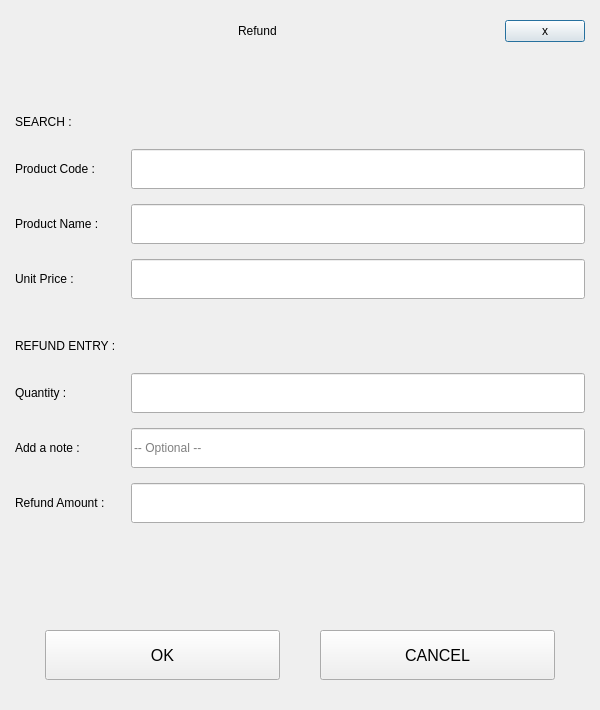
First picture: the form in Project/ui/refund.ui, repository Selvam-T/POS, before the edit.
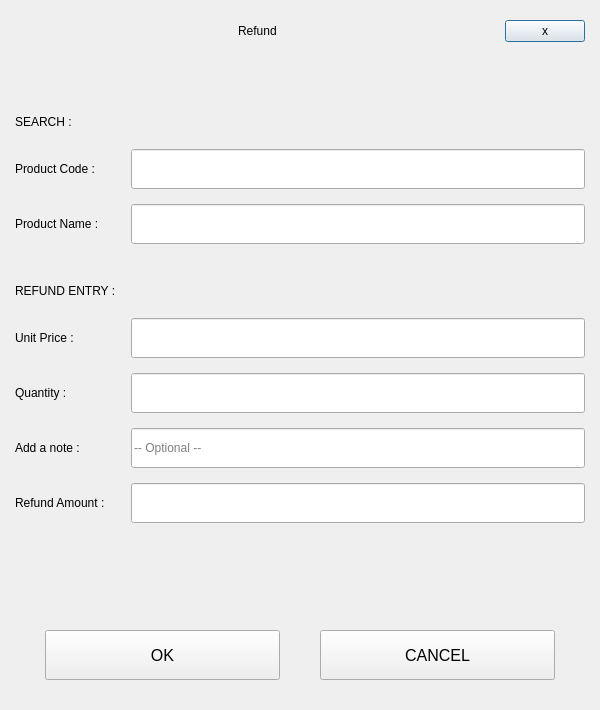
Second picture: the form after the edit.

Commit message: product_menu CATEGORY TAB testing completed, issues fixed

Patch:
```diff
--- a/Project/ui/refund.ui
+++ b/Project/ui/refund.ui
@@ -145,7 +145,7 @@
        </property>
       </widget>
      </item>
-     <item row="7" column="0">
+     <item row="6" column="0">
       <spacer name="verticalSpacer_8">
        <property name="orientation">
         <enum>Qt::Vertical</enum>
@@ -171,7 +171,7 @@
        </property>
       </widget>
      </item>
-     <item row="5" column="1">
+     <item row="4" column="1">
       <spacer name="verticalSpacer_6">
        <property name="orientation">
         <enum>Qt::Vertical</enum>
@@ -261,7 +261,7 @@
        </property>
       </widget>
      </item>
-     <item row="5" column="0">
+     <item row="4" column="0">
       <spacer name="verticalSpacer_7">
        <property name="orientation">
         <enum>Qt::Vertical</enum>
@@ -277,7 +277,7 @@
        </property>
       </spacer>
      </item>
-     <item row="7" column="1">
+     <item row="6" column="1">
       <spacer name="verticalSpacer_9">
        <property name="orientation">
         <enum>Qt::Vertical</enum>
@@ -351,14 +351,14 @@
        </property>
       </widget>
      </item>
-     <item row="4" column="0">
+     <item row="7" column="0">
       <widget class="QLabel" name="refundPriceFieldLbl">
        <property name="text">
         <string>Unit Price :</string>
        </property>
       </widget>
      </item>
-     <item row="4" column="1">
+     <item row="7" column="1">
       <widget class="QLineEdit" name="refundPriceLineEdit">
        <property name="minimumSize">
         <size>
@@ -368,7 +368,7 @@
        </property>
       </widget>
      </item>
-     <item row="6" column="0">
+     <item row="5" column="0">
       <widget class="QLabel" name="search2SubLbl">
        <property name="text">
         <string>REFUND ENTRY :</string>
```
Left out of the diff: 2 changed lines with no effect on the pictures. The commit also changes 7 other files.
